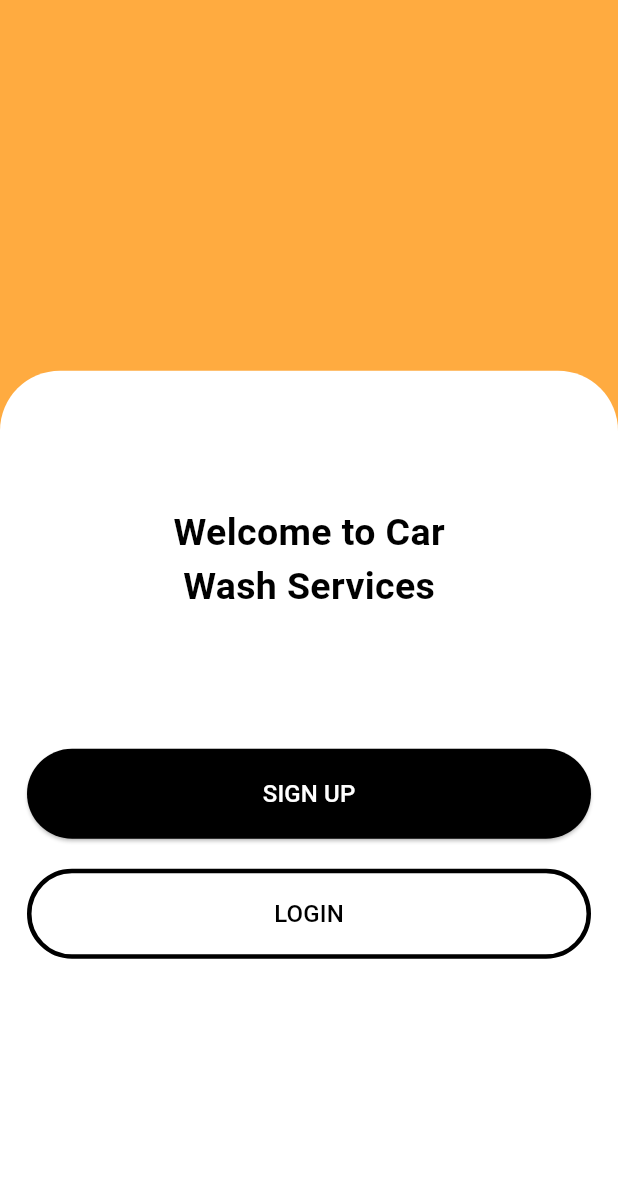
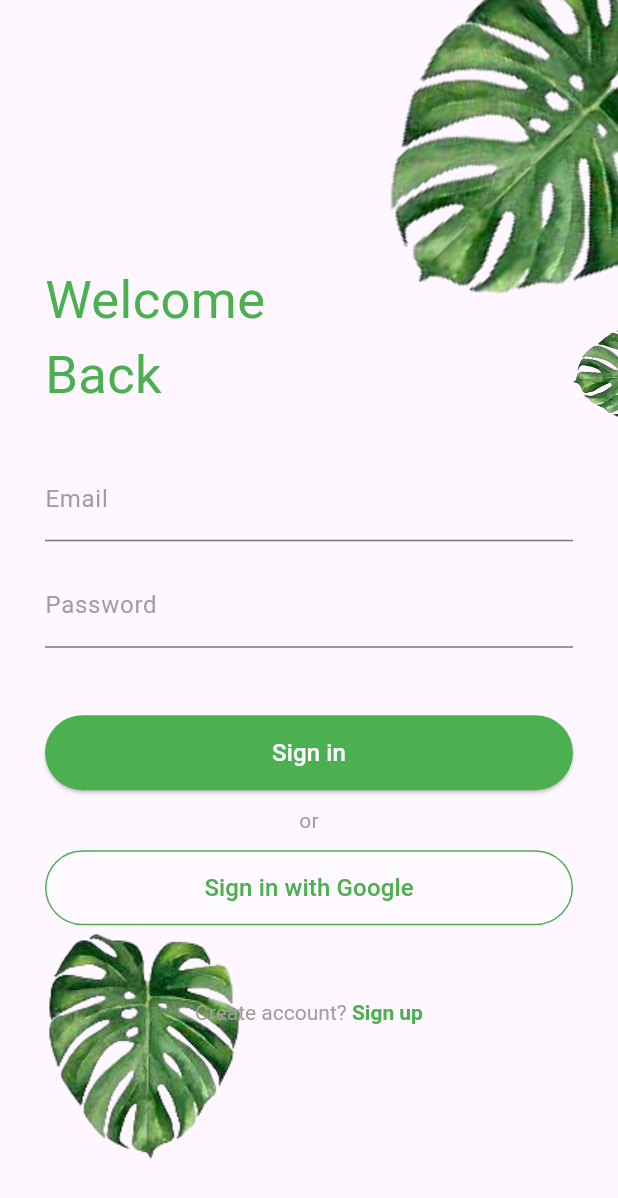
Before and after one commit to JayThakkar632/Flutter, a Flutter app: the screen it shows after launch, on a phone screen of 412 x 824 dp. Shown: the top 1198 px of the screen. Run offline on Flutter 3.47's test engine with Material 3 defaults, Android fonts, the phone set to English and light mode, and no system bars; our stand-ins replace email_validator, font_awesome_flutter, shared_preferences; Roboto replaces fonts that are missing (Anta-Regular).

Commit message:
[+] Add Authentication Screen

```diff
--- /dev/null
+++ b/lib/loginScreen.dart
@@ -0,0 +1,213 @@
+import 'package:first_flutter_demo_app/sIgnUpScreenOne.dart';
+import 'package:first_flutter_demo_app/signUpScreen.dart';
+import 'package:first_flutter_demo_app/ui_helper/common_style.dart';
+import 'package:flutter/cupertino.dart';
+import 'package:flutter/gestures.dart';
+import 'package:flutter/material.dart';
+import 'package:flutter/widgets.dart';
+import 'package:email_validator/email_validator.dart';
+import 'package:shared_preferences/shared_preferences.dart';
+
+import 'main.dart';
+
+
+class LoginScreen extends StatefulWidget {
+  const LoginScreen({super.key});
+
+  @override
+  State<LoginScreen> createState() => _LoginScreenState();
+}
+
+class _LoginScreenState extends State<LoginScreen> {
+  @override
+  Widget build(BuildContext context) {
+    return Scaffold(
+      appBar: null,
+      body: Container(
+        height: MediaQuery.sizeOf(context).height,
+        child: Stack(
+          children: [
+                Positioned(
+                  child: Container(
+                  decoration: BoxDecoration(
+                    image: DecorationImage(
+                      alignment: Alignment.bottomLeft,
+                      image: AssetImage('assets/images/leaf.png'),
+                    )
+                  ),
+                  child: Login()),
+                ),
+              ],
+        ),
+      ),
+    );
+  }
+}
+
+class Login extends StatefulWidget {
+  const Login({super.key});
+
+  @override
+  State<Login> createState() => _LoginState();
+}
+
+class _LoginState extends State<Login>{
+  var emailController = TextEditingController();
+  var passwordController = TextEditingController();
+  bool isValidateEmail=false;
+  bool isValidatePassword=false;
+
+  @override
+  Widget build(BuildContext context) {
+    return Stack(
+      children: [
+        Positioned(
+          right: -100,
+          top: -150,
+          child: Transform(
+              transform: Matrix4.rotationZ(0.8),
+              alignment: Alignment.center,
+              child: Image.asset('assets/images/leaf.png',height: 500,width: 300,fit: BoxFit.contain,)),
+        ),
+        Positioned(
+          right: -60,
+          top: 0,
+          child: Transform(
+              transform: Matrix4.rotationZ(1.5),
+              alignment: Alignment.center,
+              child: Image.asset('assets/images/leaf.png',height: 500,width: 100,fit: BoxFit.contain,)),
+        ),
+        Align(
+          alignment: Alignment.bottomCenter,
+          child: Container(
+            height: MediaQuery.sizeOf(context).height*0.8,
+            child: Padding(
+              padding: const EdgeInsets.only(left: 30,top: 10,right: 30),
+              child: SingleChildScrollView(
+                scrollDirection: Axis.vertical,
+                child: Column(
+                  crossAxisAlignment: CrossAxisAlignment.start,
+                  children: [
+                    const Text("Welcome\nBack",style: TextStyle(fontSize: 35,color: Colors.green),),
+                    const SizedBox(
+                      height: 30,
+                    ),
+                    TextField(
+                      controller: emailController,
+                      keyboardType: TextInputType.emailAddress,
+                      maxLines: 1,
+                      cursorColor: Colors.green,
+                      textInputAction: TextInputAction.next,
+                      decoration: InputDecoration(
+                        labelText: 'Email', errorText: isValidateEmail ? "Please enter email" : null,
+                          labelStyle: const TextStyle(
+                            color: Colors.grey, //<-- SEE HERE
+                          ),
+                        focusedBorder: const UnderlineInputBorder(
+                          borderSide: BorderSide(
+                            color: Colors.green
+                          )
+                        )
+                      ),
+                    ),
+                    const SizedBox(height:15),
+                    TextField(
+                      controller: passwordController,
+                      obscureText: true,
+                      cursorColor: Colors.green,
+                      textInputAction: TextInputAction.done,
+                      decoration:  InputDecoration(
+                        floatingLabelBehavior: FloatingLabelBehavior.auto,
+                          labelText: 'Password',
+                          errorText: isValidatePassword ? "Please enter password" : null,
+                          labelStyle: const TextStyle(
+                            color: Colors.grey, //<-- SEE HERE
+                          ),
+                        focusedBorder: const UnderlineInputBorder(
+                            borderSide: BorderSide(
+                                color: Colors.green
+                            )
+                        ),
+                        suffix:GestureDetector(
+                          onTap:(){},
+                          child:Text("Forgot?",style: TextStyle(color: Colors.green)),
+                        ),
+                        //suffix: Text("Forgot?",style: TextStyle(color: Colors.green),)
+                      ),
+                    ),
+                    const SizedBox(height:45),
+                    SizedBox(
+                        height: 50,
+                        width: MediaQuery.sizeOf(context).width,
+                        child: roundedElevatedButton("Sign in", Colors.green, () async {
+                          var pref=await SharedPreferences.getInstance();
+                          var getEmail=pref.getString(email);
+                          var getPassword=pref.getString(password);
+                          if(emailController.text.toString() == getEmail && passwordController.text.toString() == getPassword){
+                            pref.setBool(login, true);
+                            Navigator.pushReplacement(context, MaterialPageRoute(builder: (context)=>MyHomePage()));
+                          }else{
+                            showSnackBar("Invalid credentials");
+                          }
+                          setState(() {
+                            //isValidateEmail=EmailValidator.validate(emailController.text);
+                            //print('$isValidateEmail');
+                            emailController.text.isEmpty ? isValidateEmail = true : isValidateEmail = false;
+                            passwordController.text.isEmpty ? isValidatePassword = true : isValidatePassword = false;
+                          });
+                        }, 30)),
+                    const SizedBox(height: 10,),
+                    const Center(child: Text('or',style: TextStyle(color: Colors.grey),)),
+                    const SizedBox(height: 10,),
+                    SizedBox(
+                        height: 50,
+                        width: MediaQuery.sizeOf(context).width,
+                        child: roundedOutLinedButtonOne("Sign in with Google", Colors.white12, () { },Colors.green)),
+                    const SizedBox(height: 50,),
+                    Padding(
+                      padding: const EdgeInsets.only(bottom: 20),
+                      child: Center(
+                        child: RichText(text: TextSpan(
+                          text: "Create account?",
+                            style: TextStyle(color: Colors.grey, fontSize: 14),
+                            children: <TextSpan>[
+                              TextSpan(text: ' Sign up',
+                                  style: TextStyle(color: Colors.green, fontSize: 14,fontWeight: FontWeight.bold),
+                                  recognizer: TapGestureRecognizer()
+                                    ..onTap = () {
+                                      Navigator.push(context, MaterialPageRoute(builder:(context)=>SignUpScreenOne()));
+                                    }
+                              )
+                            ]
+                        )),
+                      ),
+                    ),
+
+                  ],
+                ),
+              ),
+            ),
+          ),
+        )
+
+
+      ],
+    );
+  }
+  void showSnackBar(String msg){
+    var snackBar= SnackBar(
+        content: Text(msg),
+        action: SnackBarAction(
+          label: 'OK',
+          onPressed: (){
+            ScaffoldMessenger.of(context).hideCurrentSnackBar();
+          },
+        ),
+        shape: RoundedRectangleBorder(
+          borderRadius: BorderRadius.circular(15),
+        )
+
+    );
+    ScaffoldMessenger.of(context).showSnackBar(snackBar);
+  }
+}
--- a/lib/splashScreen.dart
+++ b/lib/splashScreen.dart
@@ -1,4 +1,5 @@
 import 'dart:async';
+import 'package:first_flutter_demo_app/loginScreen.dart';
 import 'package:first_flutter_demo_app/main.dart';
 import 'package:first_flutter_demo_app/startScreen.dart';
 import 'package:flutter/material.dart';
@@ -42,12 +43,12 @@ void navigate(BuildContext context) async{
       });
     }else{
       Timer(const Duration(seconds: 5),(){
-        Navigator.pushReplacement(context, MaterialPageRoute(builder: (context)=>const StartScreen()));
+        Navigator.pushReplacement(context, MaterialPageRoute(builder: (context)=>LoginScreen()));
       });
     }
   }else{
     Timer(const Duration(seconds: 5),(){
-      Navigator.pushReplacement(context, MaterialPageRoute(builder: (context)=>const StartScreen()));
+      Navigator.pushReplacement(context, MaterialPageRoute(builder: (context)=>LoginScreen()));
     });
   }
 
--- a/lib/ui_helper/common_style.dart
+++ b/lib/ui_helper/common_style.dart
@@ -57,3 +57,17 @@ OutlinedButton roundedOutLinedButton(String? text, Color? bgColor,VoidCallback o
         backgroundColor: bgColor,side: BorderSide(color: Colors.black,width: 3))
   );
 }
+
+OutlinedButton roundedOutLinedButtonOne(String? text, Color? bgColor,VoidCallback onPressedCallback,Color?textColor,) {
+  return OutlinedButton(
+      onPressed: () {
+        onPressedCallback();
+      },
+      child: Text(
+        "$text",
+        style: styleForButton(textColor),
+      ),
+      style: OutlinedButton.styleFrom(
+          backgroundColor: bgColor,side: BorderSide(color: Colors.green,width: 1))
+  );
+}
--- a/pubspec.yaml
+++ b/pubspec.yaml
@@ -41,10 +41,13 @@ dev_dependencies:
     sdk: flutter
   #shared_prefrences
   shared_preferences: ^2.2.2
+
   #http:
   http: ^1.2.0
   #font_awesome_flutter
   font_awesome_flutter: ^10.7.0
+  #email_validator
+  email_validator: ^2.1.17
 
   # The "flutter_lints" package below contains a set of recommended lints to
   # encourage good coding practices. The lint set provided by the package is
```
Also changed, not shown: lib/sIgnUpScreenOne.dart (added, +238 -0 lines), assets/images/leaf.png (added), pubspec.lock.
